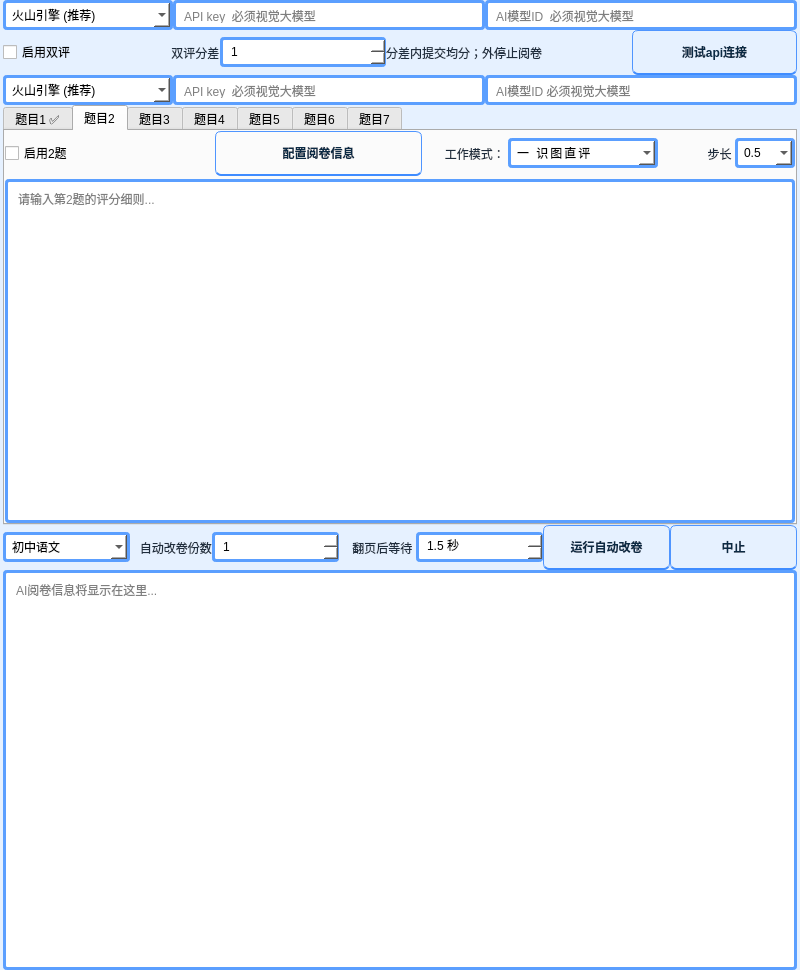
The window that setting/七题.ui (bangongshi107/AI-auto-grading-3-7) describes before a commit, drawn with Qt 5.
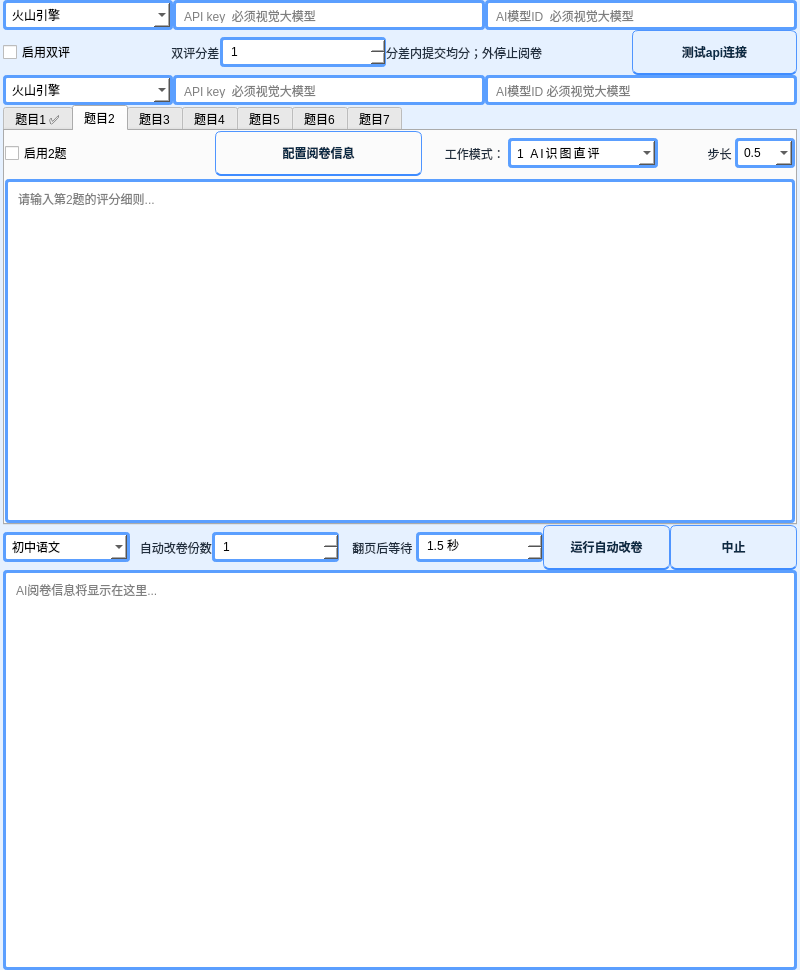
The same window after the commit. The open tabs and pages were chosen to show the change.

The edit to the form file:
```diff
--- a/setting/七题.ui
+++ b/setting/七题.ui
@@ -325,7 +325,7 @@
             </property>
             <item>
              <property name="text">
-              <string>火山引擎 (推荐)</string>
+              <string>火山引擎</string>
              </property>
             </item>
             <item>
@@ -509,7 +509,7 @@
             </property>
             <item>
              <property name="text">
-              <string>火山引擎 (推荐)</string>
+              <string>火山引擎</string>
              </property>
             </item>
             <item>
@@ -835,7 +835,7 @@
                 </property>
                 <item>
                  <property name="text">
-                  <string>一 识图直评</string>
+                  <string>1 AI识图直评</string>
                  </property>
                 </item>
                 <item>
```
Left out of the diff: 150 changed lines with no effect on the pictures.
